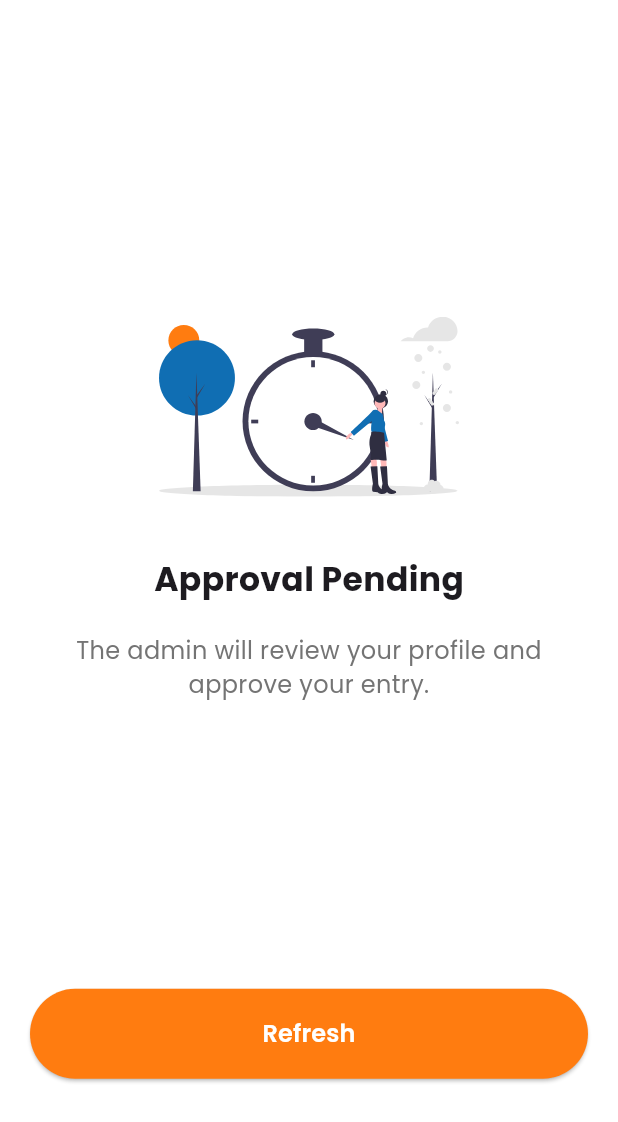
After one commit to djSomeone/salesManApp, a Flutter app: the Approval_Screen screen opened directly, on a phone screen of 412 x 824 dp. The commit adds this screen. Shown: the top 1122 px of the screen. Run offline on Flutter 3.47's test engine with Material 3 defaults, Android fonts, the phone set to English and light mode, and no system bars; our stand-ins replace animated_bottom_navigation_bar, dio, flutter_svg, fluttertoast, get, google_fonts and 3 more; missing offline and left inert: flutter_statusbarcolor_ns, otp_pin_field.

```diff
--- a/lib/main.dart
+++ b/lib/main.dart
@@ -106,8 +106,5 @@ class _WellcomePageState extends State<WellcomePage> {
   }
   void onPress()async{
     Get.off(LoginPage());
-    // Print.p("click");
-    // standaredToast("clicked");
-
   }
 }
--- /dev/null
+++ b/lib/screens/login_register/approval_screen.dart
@@ -0,0 +1,56 @@
+import 'package:flutter/material.dart';
+import 'package:flutter_svg/flutter_svg.dart';
+import 'package:get/get.dart';
+import 'package:google_fonts/google_fonts.dart';
+import 'package:tachnic_pharma_equipments/module/success_page/success_page.dart';
+import 'package:tachnic_pharma_equipments/screens/home/home_page.dart';
+import 'package:tachnic_pharma_equipments/utility/constants.dart';
+
+class Approval_Screen extends StatelessWidget {
+  const Approval_Screen({super.key});
+
+  @override
+  Widget build(BuildContext context) {
+    return Scaffold(
+      backgroundColor: Colors.white,
+      body: Padding(
+        padding: const EdgeInsets.symmetric(horizontal: 20),
+        child: Column(
+          mainAxisAlignment: MainAxisAlignment.start,
+          children: [
+            Expanded(flex:8,child: Center(
+              child: Column(
+                mainAxisSize: MainAxisSize.min,
+                children: [
+                  SizedBox(
+                    height:200,
+                      width: 200,
+                      child: SvgPicture.asset("assets/panding.svg")),
+                  Text("Approval Pending",style: GoogleFonts.poppins(fontWeight: FontWeight.w700,fontSize: 22),),
+                  Padding(
+                    padding: const EdgeInsets.symmetric(horizontal: 20,vertical: 20),
+                    child: Text(textAlign: TextAlign.center,"The admin will review your profile and approve your entry.",style: GoogleFonts.poppins(color:Color(0xFF747474),fontWeight: FontWeight.w400,fontSize: 16),),
+                  )
+                ],
+              ),
+            )),
+            Expanded(flex:2,child: Column(
+              children: [
+                standaredButton(onPress: (){
+                  Get.offAll(SuccessPage(
+                    title: "Registration Completed",
+                    subtitle:
+                        "Registration details have been sent to admin.Please come back later.",
+                    onPress: (){
+                      Get.offAll(HomePage());
+                    },
+                  ));
+                }, title: "Refresh"),
+              ],
+            )),
+          ],
+
+        ),
+      ),);
+  }
+}
--- a/lib/screens/login_register/register/register_screen.dart
+++ b/lib/screens/login_register/register/register_screen.dart
@@ -4,6 +4,7 @@ import 'package:google_fonts/google_fonts.dart';
 import 'package:tachnic_pharma_equipments/module/customTextFeild.dart';
 import 'package:tachnic_pharma_equipments/module/success_page/success_page.dart';
 import 'package:tachnic_pharma_equipments/screens/home/home_page.dart';
+import 'package:tachnic_pharma_equipments/screens/login_register/approval_screen.dart';
 import 'package:tachnic_pharma_equipments/screens/login_register/login/controller.dart';
 import 'package:tachnic_pharma_equipments/utility/constants.dart';
 
@@ -191,14 +192,15 @@ class _RegisterScreenState extends State<RegisterScreen> {
                 children: [
                   standaredButton(
                       onPress: () {
-                        Get.offAll(SuccessPage(
-                          title: "Registration Completed",
-                          subtitle:
-                              "Registration details have been sent to admin.Please come back later.",
-                          onPress: (){
-                            Get.offAll(HomePage());
-                          },
-                        ));
+                        Get.to(Approval_Screen());
+                        // Get.offAll(SuccessPage(
+                        //   title: "Registration Completed",
+                        //   subtitle:
+                        //       "Registration details have been sent to admin.Please come back later.",
+                        //   onPress: (){
+                        //     Get.offAll(HomePage());
+                        //   },
+                        // ));
                       },
                       title: "Register",
                       height: 50),
```
Also changed, not shown: lib/api/api.dart (+17 -11 lines), lib/screens/login_register/login/login_page.dart (+34 -17 lines), assets/panding.svg (added), 5 other files.
